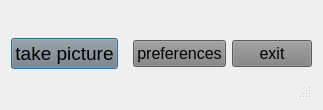
The window that fotobox.ui (tomikais/fotobox) describes before a commit, drawn with Qt 5.
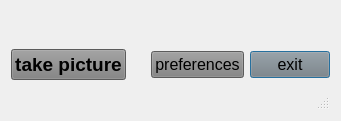
The same window after the commit.

Commit message: only show QStatusBar when needed

The edit to the form file:
```diff
--- a/fotobox.ui
+++ b/fotobox.ui
@@ -7,17 +7,77 @@
    <rect>
     <x>0</x>
     <y>0</y>
-    <width>323</width>
-    <height>110</height>
+    <width>341</width>
+    <height>121</height>
    </rect>
   </property>
   <property name="windowTitle">
    <string>FotoBox by Thomas Kais ©</string>
   </property>
-  <layout class="QVBoxLayout" name="verticalLayout_2">
+  <layout class="QVBoxLayout" name="verticalLayout">
    <item>
-    <layout class="QVBoxLayout" name="verticalLayout">
-     <item>
+    <layout class="QGridLayout" name="gridLayout">
+     <item row="1" column="3">
+      <widget class="QPushButton" name="btnQuitApp">
+       <property name="font">
+        <font>
+         <pointsize>12</pointsize>
+        </font>
+       </property>
+       <property name="styleSheet">
+        <string notr="true">background-color: grey;</string>
+       </property>
+       <property name="text">
+        <string>exit</string>
+       </property>
+      </widget>
+     </item>
+     <item row="1" column="2">
+      <widget class="QPushButton" name="btnPreferencesDialog">
+       <property name="font">
+        <font>
+         <pointsize>12</pointsize>
+        </font>
+       </property>
+       <property name="styleSheet">
+        <string notr="true">background-color: grey;</string>
+       </property>
+       <property name="text">
+        <string>preferences</string>
+       </property>
+      </widget>
+     </item>
+     <item row="1" column="1">
+      <spacer name="horizontalSpacer">
+       <property name="orientation">
+        <enum>Qt::Horizontal</enum>
+       </property>
+       <property name="sizeHint" stdset="0">
+        <size>
+         <width>0</width>
+         <height>0</height>
+        </size>
+       </property>
+      </spacer>
+     </item>
+     <item row="1" column="0">
+      <widget class="QPushButton" name="btnStart">
+       <property name="font">
+        <font>
+         <pointsize>14</pointsize>
+         <weight>75</weight>
+         <bold>true</bold>
+        </font>
+       </property>
+       <property name="styleSheet">
+        <string notr="true">background-color: grey;</string>
+       </property>
+       <property name="text">
+        <string>take picture</string>
+       </property>
+      </widget>
+     </item>
+     <item row="0" column="0" colspan="4">
       <widget class="QLabel" name="lblPhoto">
        <property name="sizePolicy">
         <sizepolicy hsizetype="Expanding" vsizetype="Expanding">
@@ -30,68 +90,6 @@
        </property>
       </widget>
      </item>
-     <item>
-      <layout class="QHBoxLayout" name="horizontalLayout">
-       <item>
-        <widget class="QPushButton" name="btnStart">
-         <property name="font">
-          <font>
-           <pointsize>14</pointsize>
-          </font>
-         </property>
-         <property name="styleSheet">
-          <string notr="true">background-color: grey;</string>
-         </property>
-         <property name="text">
-          <string>take picture</string>
-         </property>
-        </widget>
-       </item>
-       <item>
-        <spacer name="horizontalSpacer">
-         <property name="orientation">
-          <enum>Qt::Horizontal</enum>
-         </property>
-         <property name="sizeHint" stdset="0">
-          <size>
-           <width>40</width>
-           <height>20</height>
-          </size>
-         </property>
-        </spacer>
-       </item>
-       <item>
-        <widget class="QPushButton" name="btnPreferencesDialog">
-         <property name="font">
-          <font>
-           <pointsize>12</pointsize>
-          </font>
-         </property>
-         <property name="styleSheet">
-          <string notr="true">background-color: grey;</string>
-         </property>
-         <property name="text">
-          <string>preferences</string>
-         </property>
-        </widget>
-       </item>
-       <item>
-        <widget class="QPushButton" name="btnQuitApp">
-         <property name="font">
-          <font>
-           <pointsize>12</pointsize>
-          </font>
-         </property>
-         <property name="styleSheet">
-          <string notr="true">background-color: grey;</string>
-         </property>
-         <property name="text">
-          <string>exit</string>
-         </property>
-        </widget>
-       </item>
-      </layout>
-     </item>
     </layout>
    </item>
    <item>
```
Left out of the diff: 4 changed lines with no effect on the pictures. The commit also changes 2 other files.
